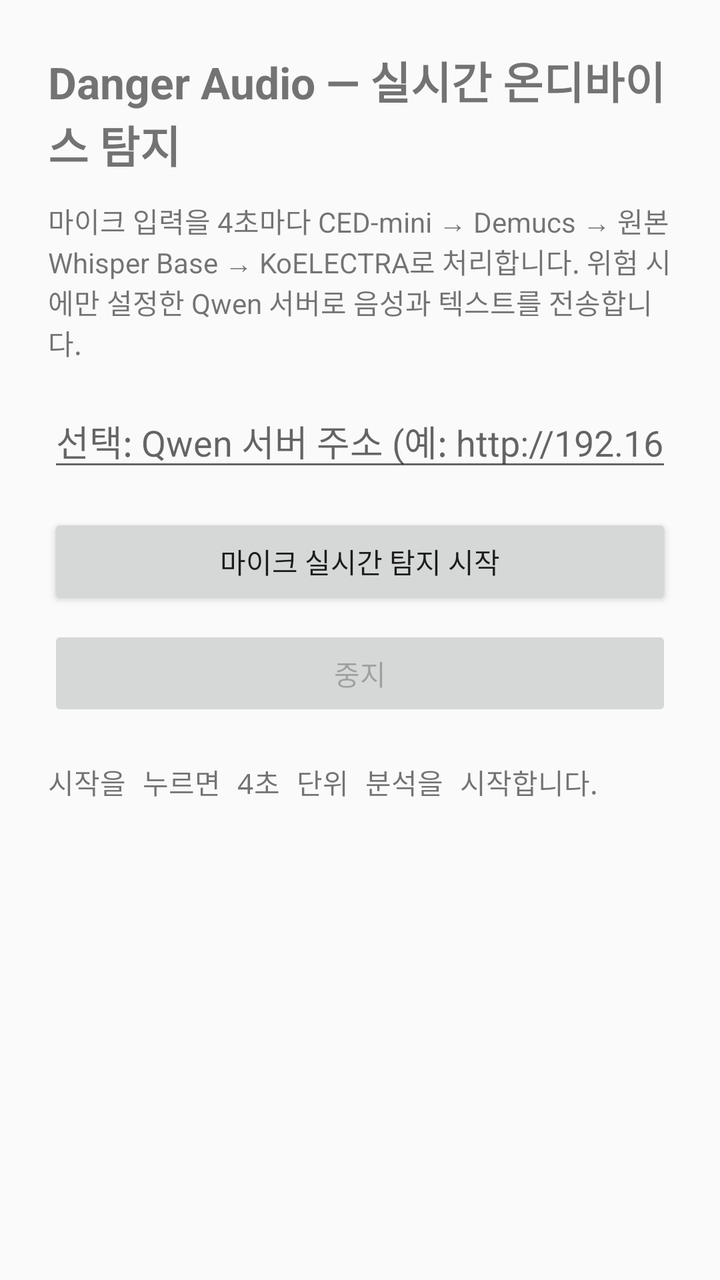
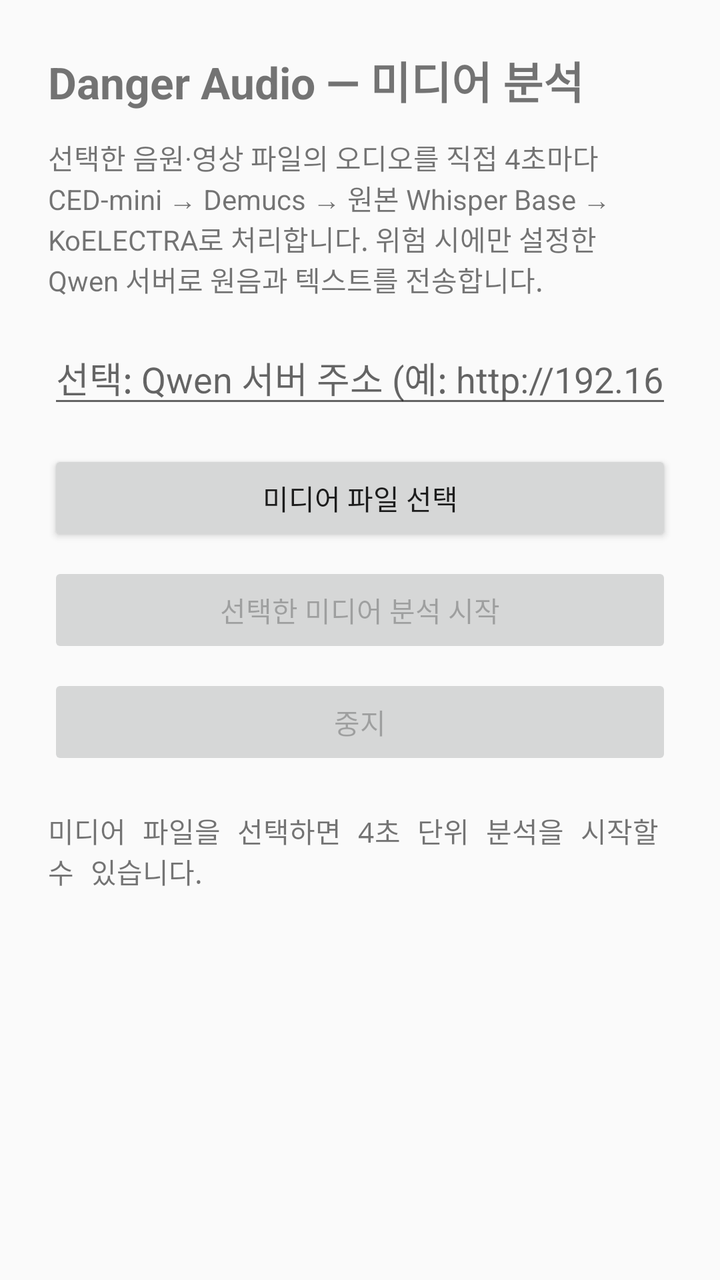

The first picture is an Android layout as it rendered before a commit; the second is the same layout after the commit. The layout source and the unified diff follow.
<!-- AndroidManifest.xml: application theme Theme.AppCompat.DayNight.NoActionBar -->
<!-- res/layout/activity_main.xml -->
<ScrollView xmlns:android="http://schemas.android.com/apk/res/android" android:layout_width="match_parent" android:layout_height="match_parent" android:fillViewport="true">
  <LinearLayout android:layout_width="match_parent" android:layout_height="wrap_content" android:orientation="vertical" android:padding="24dp">
    <TextView android:layout_width="wrap_content" android:layout_height="wrap_content" android:text="Danger Audio — 실시간 온디바이스 탐지" android:textStyle="bold" android:textSize="22sp" />
    <TextView android:id="@+id/description" android:layout_width="match_parent" android:layout_height="wrap_content" android:layout_marginTop="12dp" android:text="마이크 입력을 4초마다 CED-mini → Demucs → 원본 Whisper Base → KoELECTRA로 처리합니다. 위험 시에만 설정한 Qwen 서버로 음성과 텍스트를 전송합니다." />
    <EditText android:id="@+id/serverUrl" android:layout_width="match_parent" android:layout_height="wrap_content" android:layout_marginTop="16dp" android:hint="선택: Qwen 서버 주소 (예: http://192.168.x.x:8770/)" android:inputType="textUri" />
    <Button android:id="@+id/startButton" android:layout_width="match_parent" android:layout_height="wrap_content" android:layout_marginTop="16dp" android:text="마이크 실시간 탐지 시작" />
    <Button android:id="@+id/stopButton" android:layout_width="match_parent" android:layout_height="wrap_content" android:layout_marginTop="8dp" android:text="중지" android:enabled="false" />
    <TextView android:id="@+id/result" android:layout_width="match_parent" android:layout_height="wrap_content" android:layout_marginTop="20dp" android:textIsSelectable="true" android:text="시작을 누르면 4초 단위 분석을 시작합니다." android:fontFamily="monospace" />
  </LinearLayout>
</ScrollView>
<!-- resources referenced by this layout -->
<resources>

</resources>

<!-- the commit's change to res/layout/activity_main.xml (unified diff, before → after) -->
@@ -1,10 +1,11 @@
 <ScrollView xmlns:android="http://schemas.android.com/apk/res/android" android:layout_width="match_parent" android:layout_height="match_parent" android:fillViewport="true">
   <LinearLayout android:layout_width="match_parent" android:layout_height="wrap_content" android:orientation="vertical" android:padding="24dp">
-    <TextView android:layout_width="wrap_content" android:layout_height="wrap_content" android:text="Danger Audio — 실시간 온디바이스 탐지" android:textStyle="bold" android:textSize="22sp" />
-    <TextView android:id="@+id/description" android:layout_width="match_parent" android:layout_height="wrap_content" android:layout_marginTop="12dp" android:text="마이크 입력을 4초마다 CED-mini → Demucs → 원본 Whisper Base → KoELECTRA로 처리합니다. 위험 시에만 설정한 Qwen 서버로 음성과 텍스트를 전송합니다." />
+    <TextView android:layout_width="wrap_content" android:layout_height="wrap_content" android:text="Danger Audio — 미디어 분석" android:textStyle="bold" android:textSize="22sp" />
+    <TextView android:id="@+id/description" android:layout_width="match_parent" android:layout_height="wrap_content" android:layout_marginTop="12dp" android:text="선택한 음원·영상 파일의 오디오를 직접 4초마다 CED-mini → Demucs → 원본 Whisper Base → KoELECTRA로 처리합니다. 위험 시에만 설정한 Qwen 서버로 원음과 텍스트를 전송합니다." />
     <EditText android:id="@+id/serverUrl" android:layout_width="match_parent" android:layout_height="wrap_content" android:layout_marginTop="16dp" android:hint="선택: Qwen 서버 주소 (예: http://192.168.x.x:8770/)" android:inputType="textUri" />
-    <Button android:id="@+id/startButton" android:layout_width="match_parent" android:layout_height="wrap_content" android:layout_marginTop="16dp" android:text="마이크 실시간 탐지 시작" />
+    <Button android:id="@+id/chooseButton" android:layout_width="match_parent" android:layout_height="wrap_content" android:layout_marginTop="16dp" android:text="미디어 파일 선택" />
+    <Button android:id="@+id/startButton" android:layout_width="match_parent" android:layout_height="wrap_content" android:layout_marginTop="8dp" android:text="선택한 미디어 분석 시작" android:enabled="false" />
     <Button android:id="@+id/stopButton" android:layout_width="match_parent" android:layout_height="wrap_content" android:layout_marginTop="8dp" android:text="중지" android:enabled="false" />
-    <TextView android:id="@+id/result" android:layout_width="match_parent" android:layout_height="wrap_content" android:layout_marginTop="20dp" android:textIsSelectable="true" android:text="시작을 누르면 4초 단위 분석을 시작합니다." android:fontFamily="monospace" />
+    <TextView android:id="@+id/result" android:layout_width="match_parent" android:layout_height="wrap_content" android:layout_marginTop="20dp" android:textIsSelectable="true" android:text="미디어 파일을 선택하면 4초 단위 분석을 시작할 수 있습니다." android:fontFamily="monospace" />
   </LinearLayout>
 </ScrollView>
